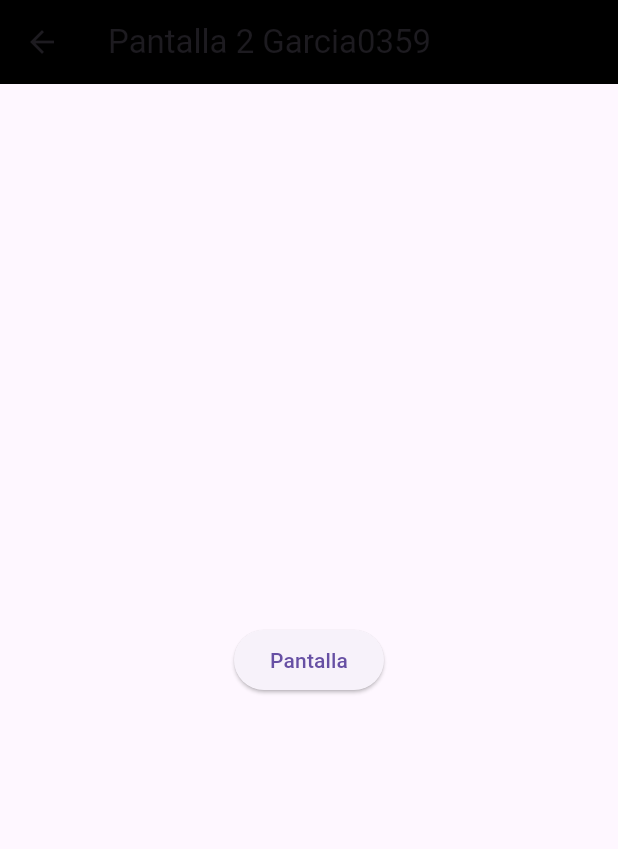
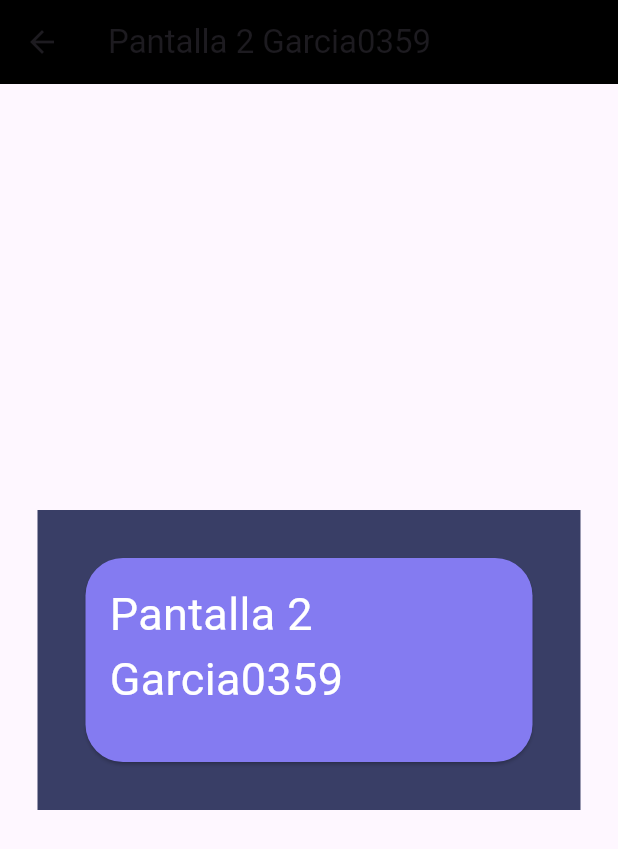
Before and after one commit to GarciaJ128/p15-RutasV2-0359, a Flutter app: the Pantalla2_0359 screen opened by its route, on a phone screen of 412 x 824 dp. Shown: the top 849 px of the screen. Run offline on Flutter 3.47's test engine with Material 3 defaults, Android fonts, the phone set to English and light mode, and no system bars.

Commit message:
actualizado 2.0

```diff
--- a/lib/pantalla2_0359.dart
+++ b/lib/pantalla2_0359.dart
@@ -13,14 +13,24 @@ class Pantalla2_0359 extends StatelessWidget {
         backgroundColor: Colors.black,
       ),
       body: Center(
-        child: Column(
-          mainAxisAlignment: MainAxisAlignment.center,
-          children: [
-            ElevatedButton(
-              onPressed: () {}, //si presiona boton
-              child: Text("Pantalla"),
-            )
-          ],
+        child: Container(
+          color: Color(0xff393e66),
+          margin: const EdgeInsets.all(25.0),
+          width: double.infinity,
+          height: 200,
+          child: Card(
+            shape:
+                RoundedRectangleBorder(borderRadius: BorderRadius.circular(25)),
+            color: Color(0xff847bf1),
+            margin: EdgeInsets.all(32),
+            child: Padding(
+              padding: EdgeInsets.all(16),
+              child: Text(
+                "Pantalla 2 Garcia0359",
+                style: TextStyle(fontSize: 30, color: Colors.white),
+              ),
+            ),
+          ),
         ),
       ),
     );
--- a/lib/pantallainicial_0359.dart
+++ b/lib/pantallainicial_0359.dart
@@ -8,7 +8,7 @@ class PantallaInicial_0359 extends StatelessWidget {
   Widget build(BuildContext context) {
     return Scaffold(
       appBar: AppBar(
-        title: Text("Pantalla Inicial Garcia0359"),
+        title: const Text("Card container Garcia0359"),
         backgroundColor: Colors.indigo,
       ),
       body: Center(
```
Also changed, not shown: lib/pantalla1_0359.dart (+13 -7 lines).
